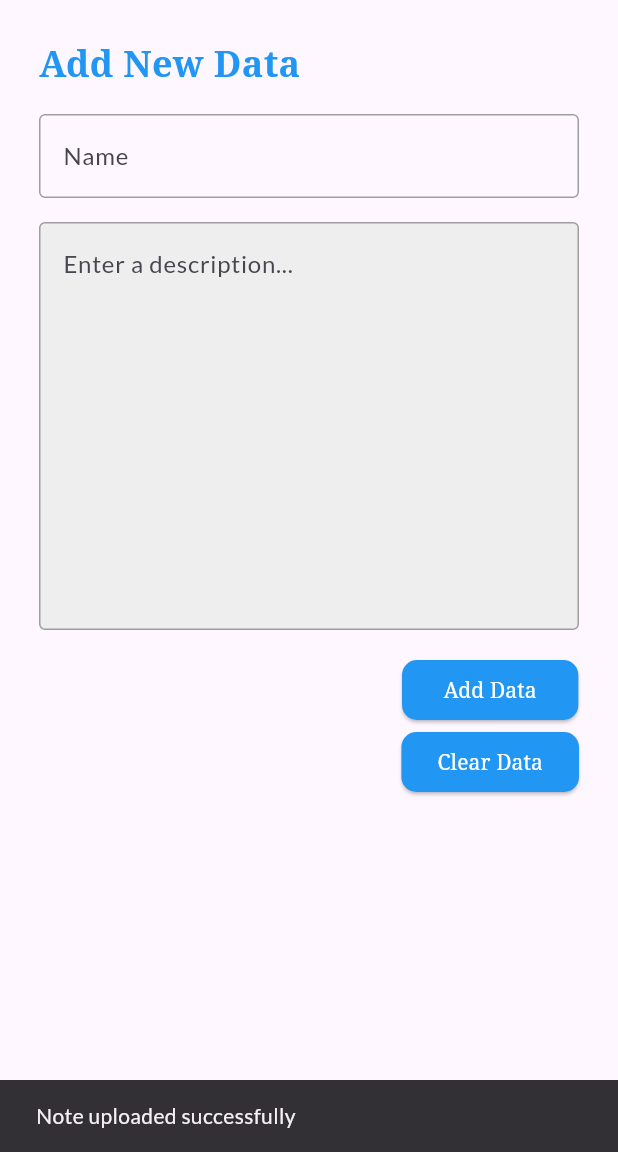
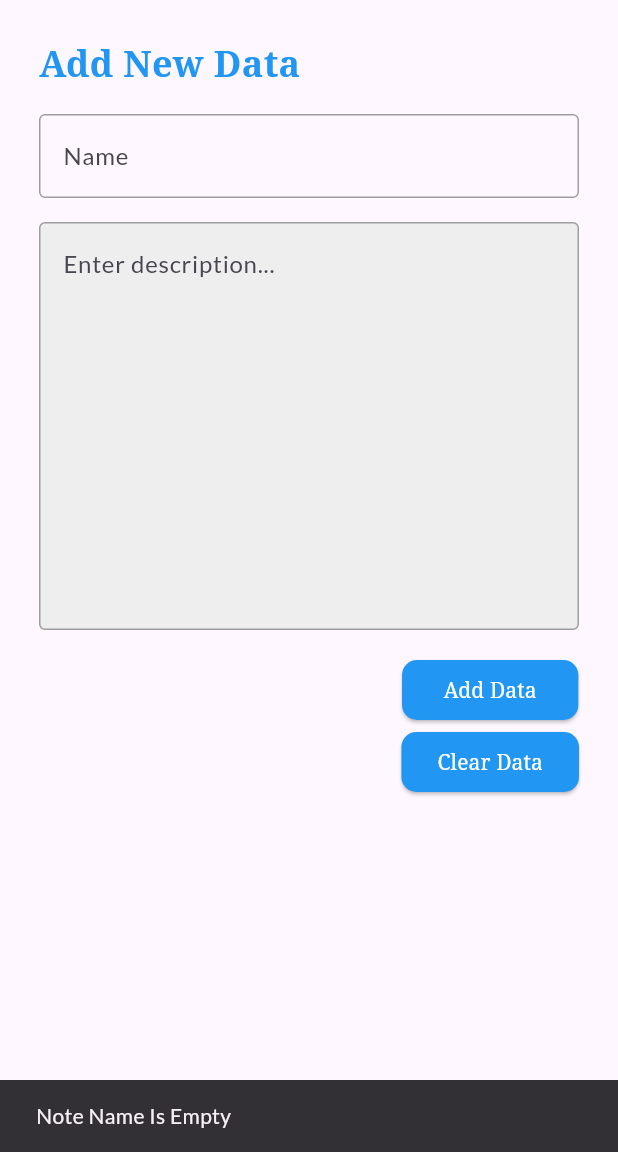
Before and after one commit to priyadarsan1234/Notepad-Application-Flutter, a Flutter app: the ADDING screen opened directly, after a tap on "Add Data", on a phone screen of 412 x 824 dp, the part 84-1236 px from its top. Run offline on Flutter 3.47's test engine with Material 3 defaults, Android fonts, the phone set to English and light mode, and no system bars; our stand-ins replace animate_do, cloud_firestore, firebase_auth, firebase_core, google_fonts, shared_preferences; accounts and stored records are empty.

Commit message:
all change

```diff
--- a/lib/Add.dart
+++ b/lib/Add.dart
@@ -1,5 +1,6 @@
 import 'package:flutter/material.dart';
 import 'package:cloud_firestore/cloud_firestore.dart';
+import 'package:flutter_application_2/view_users_screen.dart';
 import 'package:shared_preferences/shared_preferences.dart';
 
 class ADDING extends StatefulWidget {
@@ -30,9 +31,14 @@ class _AddState extends State<ADDING> {
         'timestamp': FieldValue.serverTimestamp(),
       });
 
-      ScaffoldMessenger.of(context).showSnackBar(SnackBar(
+      ScaffoldMessenger.of(context).showSnackBar(const SnackBar(
         content: Text('Note uploaded successfully'),
       ));
+
+      Navigator.pushReplacement(
+        context,
+        MaterialPageRoute(builder: (context) => Viewdata()),
+      );
     } catch (e) {
       print('Error uploading data: $e');
     }
@@ -42,7 +48,7 @@ class _AddState extends State<ADDING> {
   Widget build(BuildContext context) {
     return Scaffold(
         appBar: AppBar(
-          title: Text('My Notepad',
+          title: const Text('My Notepad',
               style: TextStyle(
                 fontFamily: 'serif',
               )),
@@ -56,7 +62,7 @@ class _AddState extends State<ADDING> {
               child: Column(
                 crossAxisAlignment: CrossAxisAlignment.start,
                 children: [
-                  Text(
+                  const Text(
                     'Add New Data',
                     style: TextStyle(
                       fontFamily: 'serif',
@@ -65,10 +71,10 @@ class _AddState extends State<ADDING> {
                       fontWeight: FontWeight.bold,
                     ),
                   ),
-                  SizedBox(height: 16.0),
+                  const SizedBox(height: 16.0),
                   TextField(
                     controller: _nameController,
-                    decoration: InputDecoration(
+                    decoration: const InputDecoration(
                       labelText: 'Name',
                       focusedBorder: OutlineInputBorder(
                         borderSide: BorderSide(color: Colors.blue, width: 2.0),
@@ -78,41 +84,60 @@ class _AddState extends State<ADDING> {
                       ),
                     ),
                   ),
-                  SizedBox(height: 16.0),
+                  const SizedBox(height: 16.0),
                   TextFormField(
                     maxLines: 10,
                     controller: _descriptionController,
                     decoration: InputDecoration(
-                      labelStyle: TextStyle(
+                      labelStyle: const TextStyle(
                         fontSize: 18.0,
                         fontWeight: FontWeight.bold,
                         color: Colors.blue,
                       ),
-                      hintText: 'Enter a description...',
-                      border: OutlineInputBorder(),
-                      enabledBorder: OutlineInputBorder(
+                      hintText: 'Enter description...',
+                      border: const OutlineInputBorder(),
+                      enabledBorder: const OutlineInputBorder(
                         borderSide: BorderSide(color: Colors.grey),
                       ),
-                      focusedBorder: OutlineInputBorder(
+                      focusedBorder: const OutlineInputBorder(
                         borderSide: BorderSide(color: Colors.blue, width: 2.0),
                       ),
                       fillColor: Colors.grey[200],
                       filled: true,
                     ),
-                    style: TextStyle(
+                    style: const TextStyle(
                       fontSize: 16.0,
                       color: Colors.black87,
                     ),
                   ),
-                  SizedBox(height: 16.0),
+                  const SizedBox(height: 16.0),
                   Row(
                     mainAxisAlignment: MainAxisAlignment.end,
                     children: [
                       Column(
                         children: [
                           ElevatedButton(
-                            onPressed: _uploadData,
-                            child: Text(' Add Data ',
+                            onPressed: () {
+                              if (_nameController.text.trim().isEmpty &&
+                                  _nameController.text.trim() == '') {
+                                ScaffoldMessenger.of(context)
+                                    .showSnackBar(const SnackBar(
+                                  content: Text('Note Name Is Empty'),
+                                ));
+                              }
+                              if (_descriptionController.text.trim().isEmpty &&
+                                  _descriptionController.text.trim() == '') {
+                                ScaffoldMessenger.of(context)
+                                    .showSnackBar(const SnackBar(
+                                  content: Text('Note Description Is Empty'),
+                                ));
+                              }
+                              else{
+                                _uploadData();
+                              }
+
+                            },
+                            child: const Text(' Add Data ',
                                 style: TextStyle(
                                   fontFamily: 'serif',
                                 )),
@@ -129,7 +154,7 @@ class _AddState extends State<ADDING> {
                               _descriptionController.text = '';
                               _nameController.text = '';
                             },
-                            child: Text('Clear Data',
+                            child: const Text('Clear Data',
                                 style: TextStyle(
                                   fontFamily: 'serif',
                                 )),
@@ -145,7 +170,7 @@ class _AddState extends State<ADDING> {
                       )
                     ],
                   ),
-                  SizedBox(height: 16.0),
+                  const SizedBox(height: 16.0),
                 ],
               ),
             ),
```
Also changed, not shown: lib/EditScreen.dart (+72 -41 lines), lib/view_users_screen.dart (+10 -11 lines).
